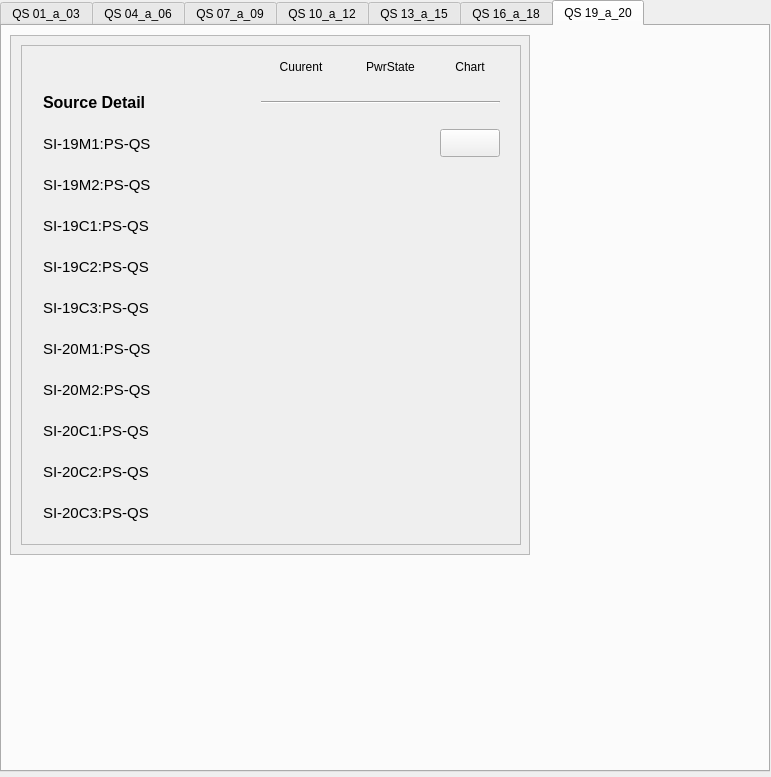
The window that ui/skewquad.ui (lnls-gop/gop-monitor) describes before a commit, drawn with Qt 5.
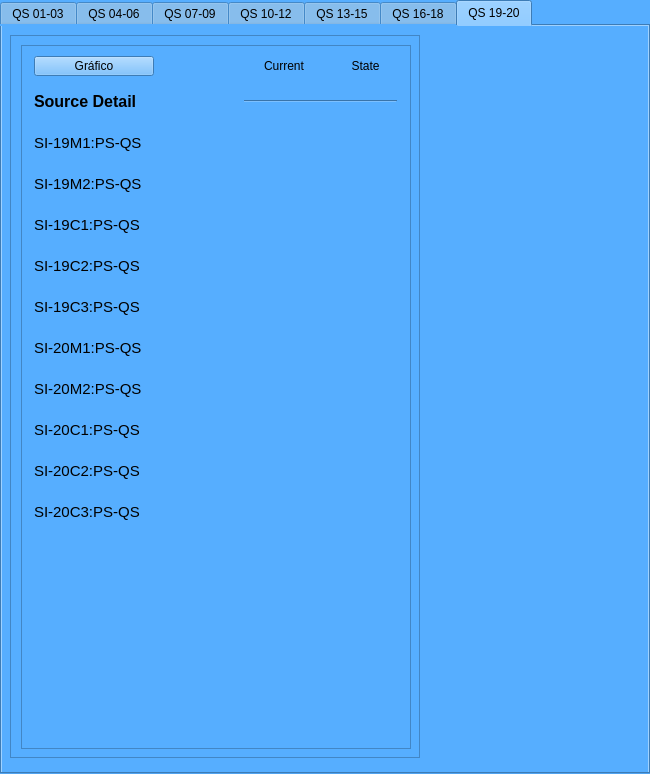
The same window after the commit. The open tabs and pages were chosen to show the change. Custom widgets are drawn as their Qt base class.

The edit to the form file:
```diff
--- a/ui/skewquad.ui
+++ b/ui/skewquad.ui
@@ -6,32 +6,35 @@
    <rect>
     <x>0</x>
     <y>0</y>
-    <width>771</width>
-    <height>777</height>
+    <width>650</width>
+    <height>774</height>
    </rect>
   </property>
   <property name="windowTitle">
    <string>Form</string>
   </property>
+  <property name="styleSheet">
+   <string notr="true">background-color: rgb(86, 174, 255)</string>
+  </property>
   <widget class="QTabWidget" name="Tabwidget">
    <property name="geometry">
     <rect>
      <x>0</x>
      <y>0</y>
-     <width>770</width>
-     <height>772</height>
+     <width>650</width>
+     <height>774</height>
     </rect>
    </property>
    <property name="minimumSize">
     <size>
-     <width>770</width>
-     <height>772</height>
+     <width>650</width>
+     <height>774</height>
     </size>
    </property>
    <property name="maximumSize">
     <size>
-     <width>700</width>
-     <height>772</height>
+     <width>650</width>
+     <height>774</height>
     </size>
    </property>
    <property name="currentIndex">
@@ -39,7 +42,7 @@
    </property>
    <widget class="QWidget" name="tab">
     <attribute name="title">
-     <string>QS 01_a_03</string>
+     <string>QS 01-03</string>
     </attribute>
     <widget class="QScrollArea" name="scrollArea">
      <property name="geometry">
@@ -1948,7 +1951,7 @@
    </widget>
    <widget class="QWidget" name="tab_3">
     <attribute name="title">
-     <string>QS 04_a_06</string>
+     <string>QS 04-06</string>
     </attribute>
     <widget class="QScrollArea" name="scrollArea_6">
      <property name="geometry">
@@ -3857,7 +3860,7 @@
    </widget>
    <widget class="QWidget" name="tab_2">
     <attribute name="title">
-     <string>QS 07_a_09</string>
+     <string>QS 07-09</string>
     </attribute>
     <widget class="QScrollArea" name="scrollArea_12">
      <property name="geometry">
@@ -5766,7 +5769,7 @@
    </widget>
    <widget class="QWidget" name="tab_4">
     <attribute name="title">
-     <string>QS 10_a_12</string>
+     <string>QS 10-12</string>
     </attribute>
     <widget class="QScrollArea" name="scrollArea_17">
      <property name="geometry">
@@ -7690,7 +7693,7 @@
    </widget>
    <widget class="QWidget" name="tab_5">
     <attribute name="title">
-     <string>QS 13_a_15</string>
+     <string>QS 13-15</string>
     </attribute>
     <widget class="QScrollArea" name="scrollArea_19">
      <property name="geometry">
@@ -9614,7 +9617,7 @@
    </widget>
    <widget class="QWidget" name="tab_6">
     <attribute name="title">
-     <string>QS 16_a_18</string>
+     <string>QS 16-18</string>
     </attribute>
     <widget class="QScrollArea" name="scrollArea_21">
      <property name="geometry">
@@ -11538,15 +11541,15 @@
    </widget>
    <widget class="QWidget" name="tab_7">
     <attribute name="title">
-     <string>QS 19_a_20</string>
+     <string>QS 19-20</string>
     </attribute>
     <widget class="QScrollArea" name="scrollArea_23">
      <property name="geometry">
       <rect>
        <x>8</x>
        <y>9</y>
-       <width>520</width>
-       <height>520</height>
+       <width>410</width>
+       <height>723</height>
       </rect>
      </property>
      <property name="sizePolicy">
@@ -11557,14 +11560,14 @@
      </property>
      <property name="minimumSize">
       <size>
-       <width>520</width>
-       <height>520</height>
+       <width>410</width>
+       <height>723</height>
       </size>
      </property>
      <property name="maximumSize">
       <size>
-       <width>520</width>
-       <height>520</height>
+       <width>410</width>
+       <height>723</height>
       </size>
      </property>
      <property name="baseSize">
@@ -11593,8 +11596,8 @@
        <rect>
         <x>0</x>
         <y>0</y>
-        <width>518</width>
-        <height>518</height>
+        <width>408</width>
+        <height>721</height>
        </rect>
       </property>
       <widget class="QScrollArea" name="scrollArea_24">
@@ -11602,8 +11605,8 @@
         <rect>
          <x>10</x>
          <y>9</y>
-         <width>500</width>
-         <height>500</height>
+         <width>390</width>
+         <height>704</height>
         </rect>
        </property>
        <property name="sizePolicy">
@@ -11614,14 +11617,14 @@
        </property>
        <property name="minimumSize">
         <size>
-         <width>500</width>
-         <height>500</height>
+         <width>390</width>
+         <height>704</height>
         </size>
        </property>
        <property name="maximumSize">
         <size>
-         <width>500</width>
-         <height>500</height>
+         <width>390</width>
+         <height>704</height>
         </size>
        </property>
        <property name="mouseTracking">
@@ -11641,20 +11644,42 @@
          <rect>
           <x>0</x>
           <y>0</y>
-          <width>498</width>
-          <height>498</height>
+          <width>388</width>
+          <height>702</height>
          </rect>
         </property>
-        <widget class="QWidget" name="layoutWidget">
+        <widget class="QWidget" name="">
          <property name="geometry">
           <rect>
-           <x>9</x>
-           <y>9</y>
-           <width>481</width>
-           <height>480</height>
+           <x>8</x>
+           <y>8</y>
+           <width>371</width>
+           <height>477</height>
           </rect>
          </property>
          <layout class="QGridLayout" name="gridLayout_7">
+          <item row="0" column="0">
+           <widget class="PyDMPushButton" name="PyDMPushButton_23">
+            <property name="minimumSize">
+             <size>
+              <width>120</width>
+              <height>20</height>
+             </size>
+            </property>
+            <property name="maximumSize">
+             <size>
+              <width>120</width>
+              <height>20</height>
+             </size>
+            </property>
+            <property name="toolTip">
+             <string/>
+            </property>
+            <property name="text">
+             <string>Gráfico</string>
+            </property>
+           </widget>
+          </item>
           <item row="0" column="1">
            <widget class="PyDMLabel" name="PyDMLabel_200">
             <property name="minimumSize">
@@ -11667,7 +11692,7 @@
              <string/>
             </property>
             <property name="text">
-             <string>Cuurent</string>
+             <string>Current</string>
             </property>
             <property name="alignment">
              <set>Qt::AlignCenter</set>
@@ -11686,32 +11711,7 @@
              <string/>
             </property>
             <property name="text">
-             <string>PwrState</string>
-            </property>
-            <property name="alignment">
-             <set>Qt::AlignCenter</set>
-            </property>
-           </widget>
-          </item>
-          <item row="0" column="3">
-           <widget class="PyDMLabel" name="PyDMLabel_202">
-            <property name="minimumSize">
-             <size>
-              <width>60</width>
-              <height>24</height>
-             </size>
-            </property>
-            <property name="maximumSize">
-             <size>
-              <width>60</width>
-              <height>24</height>
-             </size>
-            </property>
-            <property name="toolTip">
-             <string/>
-            </property>
-            <property name="text">
-             <string>Chart</string>
+             <string>State</string>
             </property>
             <property name="alignment">
              <set>Qt::AlignCenter</set>
@@ -11747,7 +11747,7 @@
             </property>
            </widget>
           </item>
-          <item row="1" column="1" colspan="3">
+          <item row="1" column="1" colspan="2">
            <widget class="Line" name="line_9">
             <property name="sizeIncrement">
              <size>
@@ -11892,25 +11892,6 @@
             </property>
            </widget>
           </item>
-          <item row="2" column="3">
-           <widget class="PyDMPushButton" name="PyDMPushButton_95">
-            <property name="minimumSize">
-             <size>
-              <width>60</width>
-              <height>28</height>
-             </size>
-            </property>
-            <property name="maximumSize">
-             <size>
-              <width>60</width>
-              <height>28</height>
-             </size>
-            </property>
-            <property name="toolTip">
-             <string/>
-            </property>
-           </widget>
-          </item>
           <item row="3" column="0">
            <widget class="PyDMLabel" name="PyDMLabel_206">
             <property name="minimumSize">
```
Left out of the diff: 628 changed lines with no effect on the pictures.
